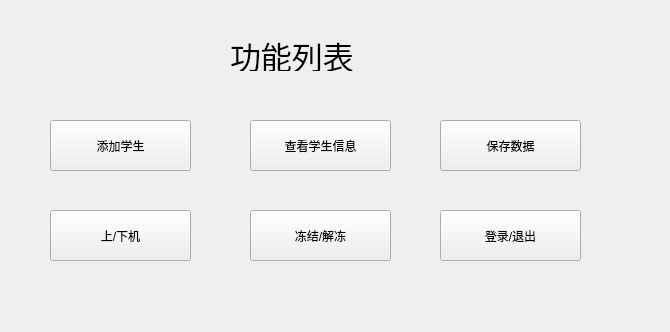
First picture: the form in menu.ui, repository kagura114/NetCard, before the edit.
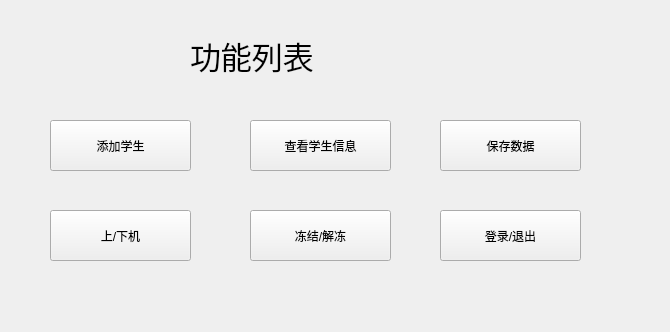
Second picture: the form after the edit.

```diff
--- a/menu.ui
+++ b/menu.ui
@@ -16,10 +16,10 @@
   <widget class="QLabel" name="label">
    <property name="geometry">
     <rect>
-     <x>230</x>
-     <y>40</y>
-     <width>221</width>
-     <height>31</height>
+     <x>190</x>
+     <y>30</y>
+     <width>261</width>
+     <height>51</height>
     </rect>
    </property>
    <property name="font">
```
